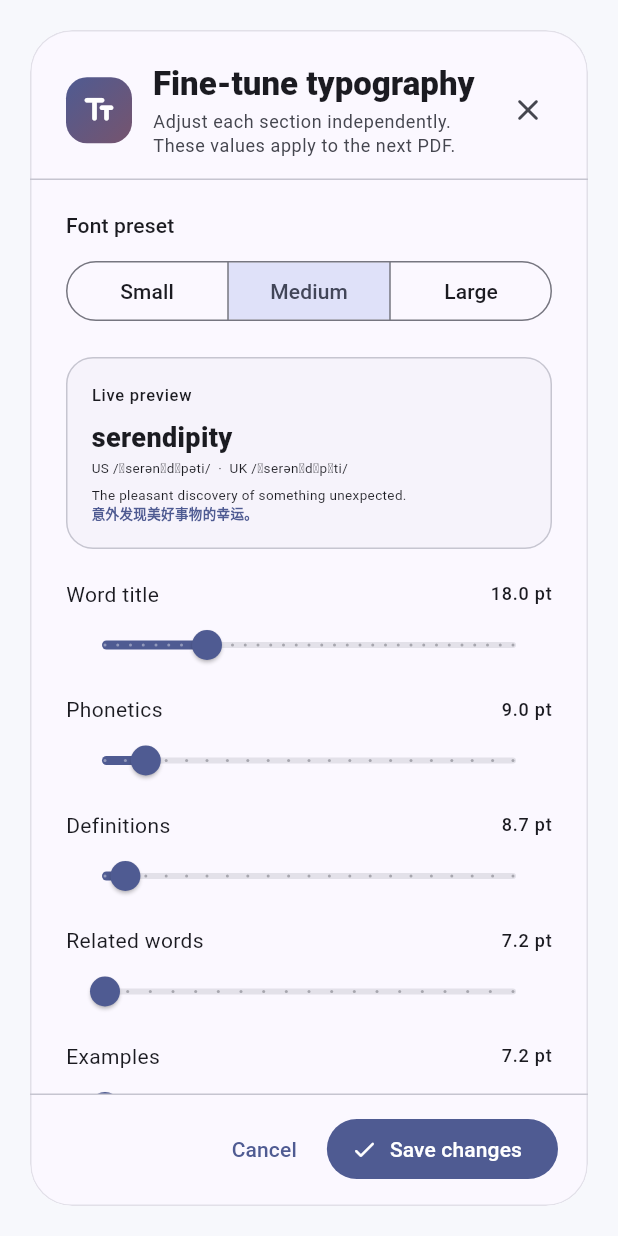
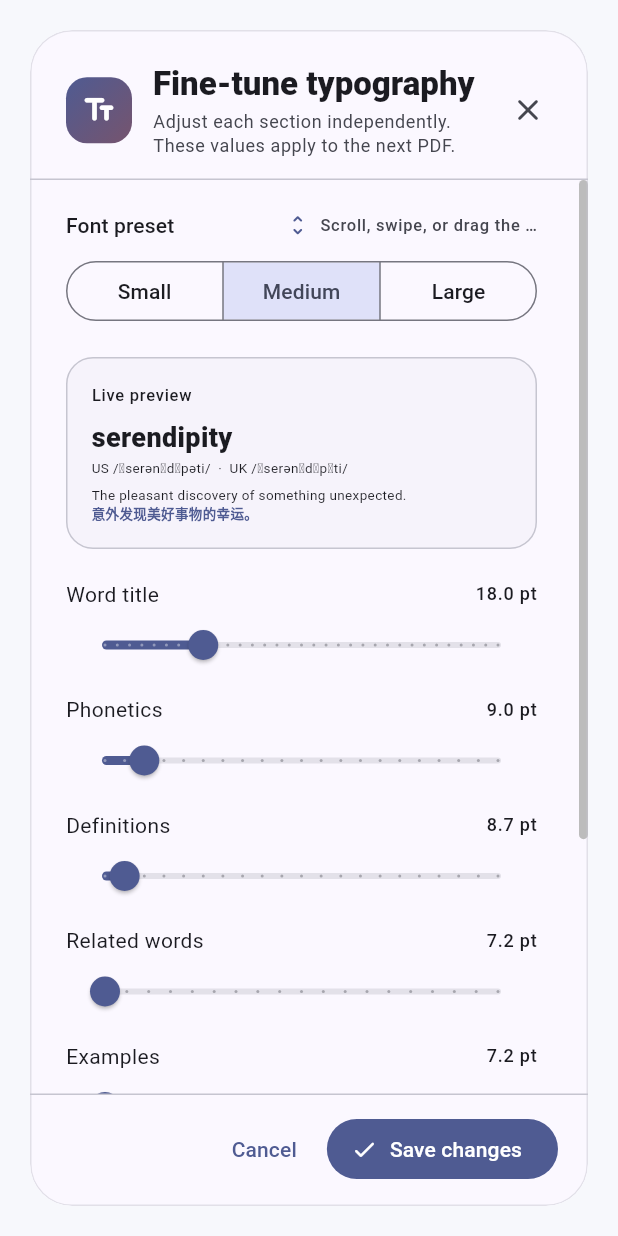
Before and after one commit to xiaozhangwangxue/lexora, a Flutter app: the _PdfCustomizationDialog widget shown alone on an empty page, opened directly with empty values, on a phone screen of 412 x 824 dp. Run offline on Flutter 3.47's test engine with Material 3 defaults, Android fonts, the phone set to English and light mode, and no system bars; our stand-ins replace flutter_local_notifications, pdf, printing, share_plus, shared_preferences; missing offline and left inert: file_selector, pdfrx; accounts and stored records are empty.

Commit message:
Improve PDF controls scrolling and label regenerate

```diff
--- a/apps/lexora/lib/l10n/app_localizations.dart
+++ b/apps/lexora/lib/l10n/app_localizations.dart
@@ -71,6 +71,9 @@ class AppLocalizations {
   String get fineTuneTypographyHint => isZh
       ? '分别调整各部分字号，数值会直接用于下一份 PDF。'
       : 'Adjust each section independently. These values apply to the next PDF.';
+  String get scrollToAdjust => isZh
+      ? '滚轮、双指或拖动内容继续调整'
+      : 'Scroll, swipe, or drag the content to see every control';
   String get wordTitleFont => isZh ? '单词标题' : 'Word title';
   String get phoneticFont => isZh ? '英美音标' : 'Phonetics';
   String get definitionFont => isZh ? '中英文释义' : 'Definitions';
--- a/apps/lexora/lib/screens/pdf_customization_dialog.dart
+++ b/apps/lexora/lib/screens/pdf_customization_dialog.dart
@@ -1,6 +1,7 @@
 import 'dart:io';
 import 'dart:ui';
 
+import 'package:flutter/gestures.dart';
 import 'package:flutter/material.dart';
 
 import '../l10n/app_localizations.dart';
@@ -52,6 +53,13 @@ class _PdfCustomizationDialog extends StatefulWidget {
 
 class _PdfCustomizationDialogState extends State<_PdfCustomizationDialog> {
   late PdfSettings _settings = widget.initial;
+  final _scrollController = ScrollController();
+
+  @override
+  void dispose() {
+    _scrollController.dispose();
+    super.dispose();
+  }
 
   @override
   Widget build(BuildContext context) {
@@ -140,14 +148,59 @@ class _PdfCustomizationDialogState extends State<_PdfCustomizationDialog> {
                   ),
                   const Divider(height: 1),
                   Flexible(
+                    child: ScrollConfiguration(
+                      behavior: ScrollConfiguration.of(context).copyWith(
+                        dragDevices: const {
+                          PointerDeviceKind.touch,
+                          PointerDeviceKind.mouse,
+                          PointerDeviceKind.trackpad,
+                          PointerDeviceKind.stylus,
+                        },
+                      ),
+                      child: Scrollbar(
+                        controller: _scrollController,
+                        thumbVisibility: true,
+                        interactive: true,
+                        radius: const Radius.circular(20),
+                        thickness: 6,
                         child: SingleChildScrollView(
-                      padding: const EdgeInsets.fromLTRB(24, 20, 24, 20),
+                          key: const Key('pdf-customization-scroll'),
+                          controller: _scrollController,
+                          physics: const BouncingScrollPhysics(
+                            parent: AlwaysScrollableScrollPhysics(),
+                          ),
+                          padding: const EdgeInsets.fromLTRB(24, 20, 34, 20),
+                          child: Listener(
+                            behavior: HitTestBehavior.translucent,
+                            onPointerSignal: _handlePointerSignal,
                             child: Column(
                               crossAxisAlignment: CrossAxisAlignment.start,
                               children: [
-                          Text(
+                          Row(
+                            children: [
+                              Expanded(
+                                child: Text(
                                   strings.fontPreset,
                                   style: theme.textTheme.labelLarge,
+                                ),
+                              ),
+                              Icon(
+                                Icons.unfold_more_rounded,
+                                size: 17,
+                                color: theme.colorScheme.primary,
+                              ),
+                              const SizedBox(width: 5),
+                              Flexible(
+                                child: Text(
+                                  strings.scrollToAdjust,
+                                  textAlign: TextAlign.right,
+                                  overflow: TextOverflow.ellipsis,
+                                  style: theme.textTheme.labelSmall?.copyWith(
+                                    color: theme.colorScheme.onSurfaceVariant,
+                                  ),
+                                ),
+                              ),
+                            ],
                           ),
                           const SizedBox(height: 10),
                           SizedBox(
@@ -278,6 +331,9 @@ class _PdfCustomizationDialogState extends State<_PdfCustomizationDialog> {
                             ),
                           ),
                         ),
+                      ),
+                    ),
+                  ),
                   const Divider(height: 1),
                   Padding(
                     padding: const EdgeInsets.fromLTRB(20, 12, 20, 14),
@@ -309,6 +365,18 @@ class _PdfCustomizationDialogState extends State<_PdfCustomizationDialog> {
 
   void _updateTypography(PdfTypography typography) {
     setState(() => _settings = _settings.copyWith(typography: typography));
+  }
+
+  void _handlePointerSignal(PointerSignalEvent event) {
+    if (event is! PointerScrollEvent || !_scrollController.hasClients) return;
+    GestureBinding.instance.pointerSignalResolver.register(event, (resolved) {
+      final scroll = resolved as PointerScrollEvent;
+      final position = _scrollController.position;
+      final target = (position.pixels + scroll.scrollDelta.dy)
+          .clamp(position.minScrollExtent, position.maxScrollExtent)
+          .toDouble();
+      _scrollController.jumpTo(target);
+    });
   }
 }
 
--- a/apps/lexora/lib/screens/word_history_screen.dart
+++ b/apps/lexora/lib/screens/word_history_screen.dart
@@ -404,11 +404,12 @@ class _WordBulkActionBar extends StatelessWidget {
           child: Row(children: [
             Checkbox(value: allSelected, onChanged: (_) => onSelectAll()),
             Expanded(child: Text(strings.selectedCount(selectedCount))),
-            IconButton(
-              tooltip: strings.regenerateSelected,
+            FilledButton.tonalIcon(
               onPressed: onRegenerate,
               icon: const Icon(Icons.replay_rounded),
+              label: Text(strings.regenerateSelected),
             ),
+            const SizedBox(width: 4),
             IconButton(
               tooltip: strings.deleteSelected,
               onPressed: onDelete,
```
Also changed, not shown: 1 other file. Lines whose indentation alone changed are shown as unchanged.
